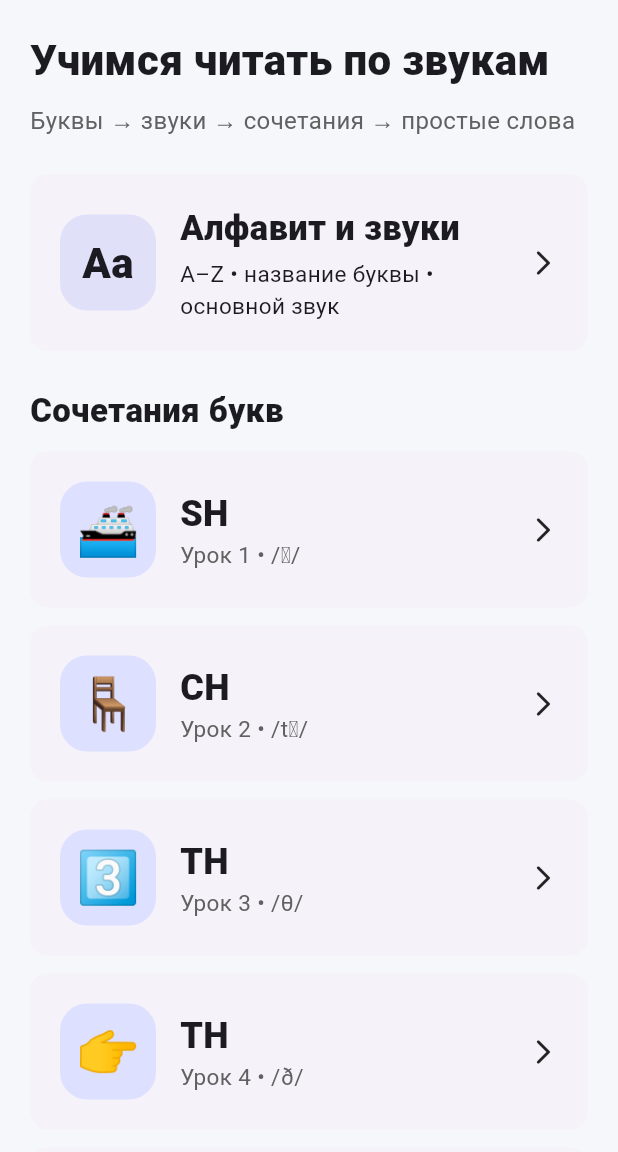
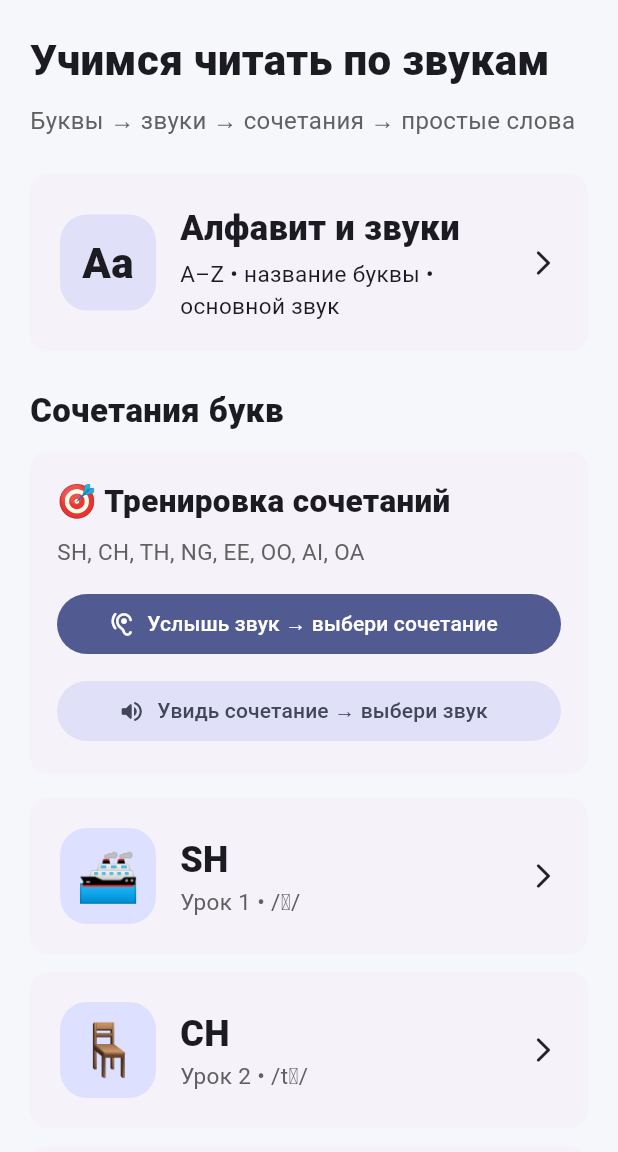
Before and after one commit to mamacita8689-hue/New_english, a Flutter app: the screen it shows after launch, on a phone screen of 412 x 824 dp, the part 84-1236 px from its top. Run offline on Flutter 3.47's test engine with Material 3 defaults, Android fonts, the phone set to English and light mode, and no system bars; our stand-ins replace audioplayers, flutter_tts.

Commit message:
Add sound-combination practice cards and new lesson icons

```diff
--- a/lib/screens/home_screen.dart
+++ b/lib/screens/home_screen.dart
@@ -3,6 +3,7 @@ import '../data/lessons.dart';
 import '../models/lesson.dart';
 import 'alphabet_screen.dart';
 import 'lesson_screen.dart';
+import 'sound_practice_screen.dart';
 
 class HomeScreen extends StatelessWidget {
   const HomeScreen({super.key});
@@ -73,6 +74,54 @@ class HomeScreen extends StatelessWidget {
               style: TextStyle(fontSize: 22, fontWeight: FontWeight.w800),
             ),
             const SizedBox(height: 12),
+            Card(
+              child: Padding(
+                padding: const EdgeInsets.all(18),
+                child: Column(
+                  crossAxisAlignment: CrossAxisAlignment.stretch,
+                  children: [
+                    const Text(
+                      '🎯 Тренировка сочетаний',
+                      style: TextStyle(fontSize: 21, fontWeight: FontWeight.w900),
+                    ),
+                    const SizedBox(height: 8),
+                    Text(
+                      'SH, CH, TH, NG, EE, OO, AI, OA',
+                      style: TextStyle(fontSize: 15, color: Colors.grey.shade700),
+                    ),
+                    const SizedBox(height: 14),
+                    FilledButton.icon(
+                      onPressed: () {
+                        Navigator.of(context).push(
+                          MaterialPageRoute(
+                            builder: (_) => const SoundPracticeScreen(
+                              mode: SoundPracticeMode.hearAndChooseGrapheme,
+                            ),
+                          ),
+                        );
+                      },
+                      icon: const Icon(Icons.hearing_rounded),
+                      label: const Text('Услышь звук → выбери сочетание'),
+                    ),
+                    const SizedBox(height: 10),
+                    FilledButton.tonalIcon(
+                      onPressed: () {
+                        Navigator.of(context).push(
+                          MaterialPageRoute(
+                            builder: (_) => const SoundPracticeScreen(
+                              mode: SoundPracticeMode.seeAndChooseSound,
+                            ),
+                          ),
+                        );
+                      },
+                      icon: const Icon(Icons.volume_up_rounded),
+                      label: const Text('Увидь сочетание → выбери звук'),
+                    ),
+                  ],
+                ),
+              ),
+            ),
+            const SizedBox(height: 16),
             ...soundLessons.asMap().entries.map((entry) {
               final index = entry.key;
               final lesson = entry.value;
@@ -81,6 +130,12 @@ class HomeScreen extends StatelessWidget {
                 'ch' => '🪑',
                 'th_voiceless' => '3️⃣',
                 'th_voiced' => '👉',
+                'ng' => '🎵',
+                'ee' => '👀',
+                'oo_long' => '🌙',
+                'oo_short' => '📖',
+                'ai' => '🌧️',
+                'oa' => '⛵',
                 _ => '🔤',
               };
 
```
